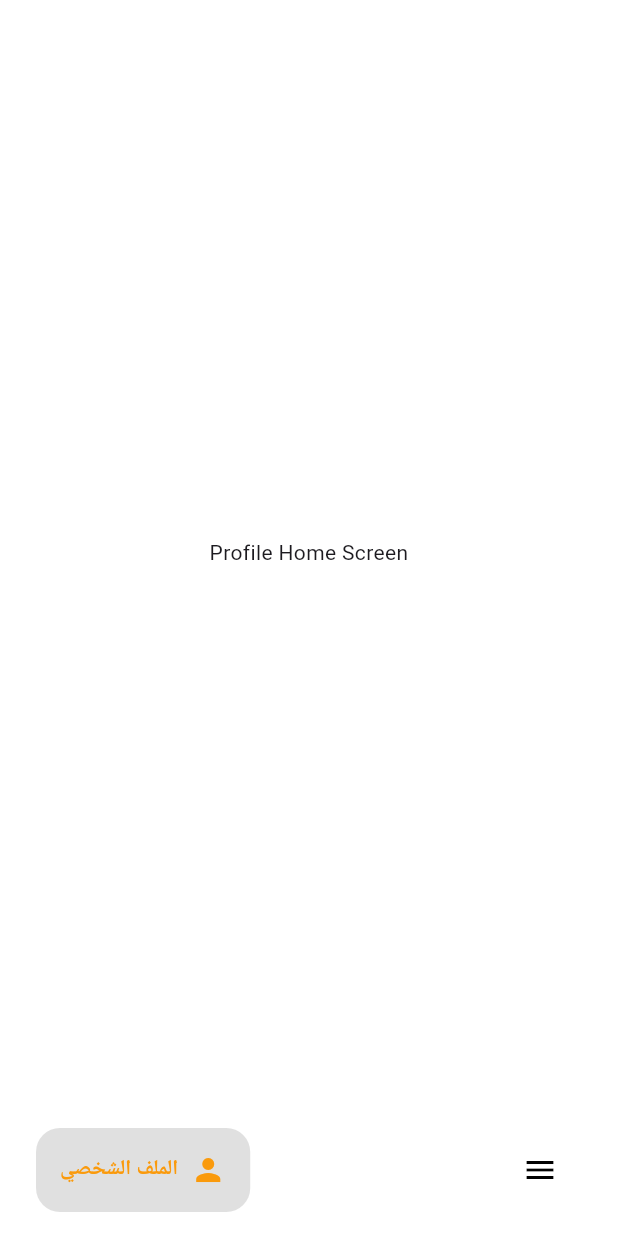
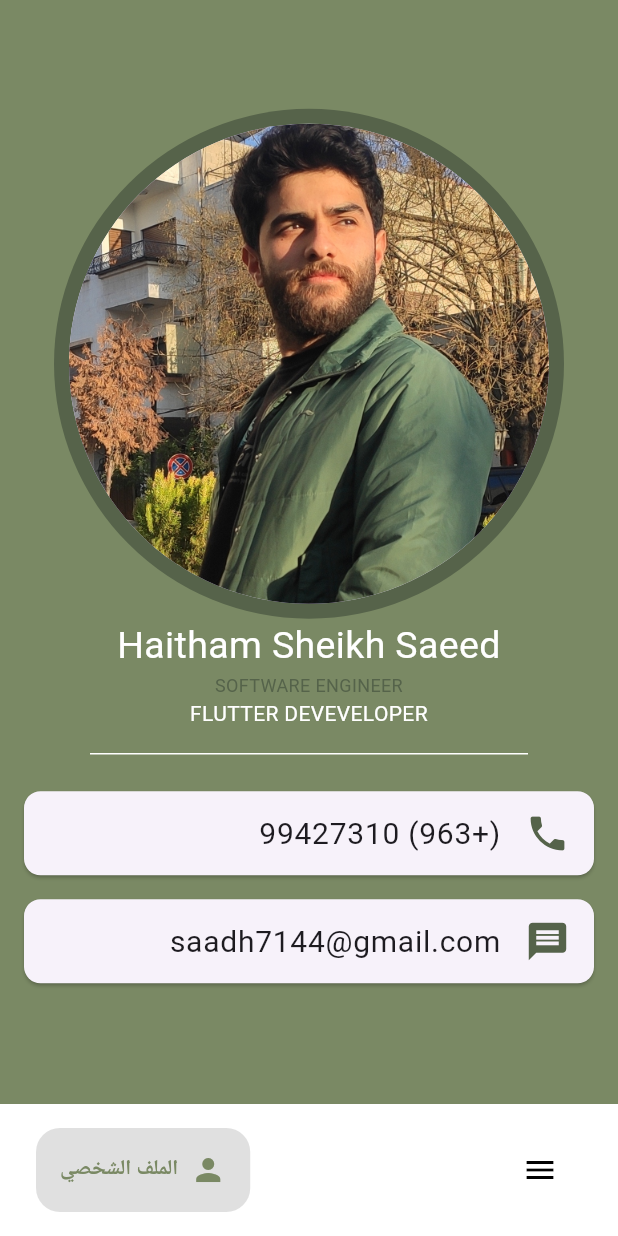
Before and after one commit to H1aitham/Chef-App, a Flutter app: the HomeScreen screen opened by its route, item 2 of the bottom bar chosen, on a phone screen of 412 x 824 dp. Run offline on Flutter 3.47's test engine with Material 3 defaults, Android fonts, the phone set to English and light mode, and no system bars; drawn by our look-alikes of google_nav_bar; our stand-ins replace cached_network_image, dartz, dio, flutter_bloc, flutter_screenutil, flutter_spinkit and 7 more; accounts and stored records are empty; network calls fail; project files that could hold a hidden picture were left out.

Commit message:
add profile

```diff
--- a/assets/translations/ar.json
+++ b/assets/translations/ar.json
@@ -32,7 +32,7 @@
     "please_enter_desc": "من فضلك أدخل وصف صالح",
     "yes": "نعم",
     "no": "لا",
-    "le": "جنيه",
+    "le": "ليرة",
     "addDishToMenu": "إضافة طبق للمنيو",
     "mealName": "اسم الوجبة",
     "mealDesc": "وصف الوجبة",
--- a/lib/core/database/api/api_interceptors.dart
+++ b/lib/core/database/api/api_interceptors.dart
@@ -11,7 +11,7 @@ class ApiInterceptors extends Interceptor {
     options.headers[ApiKeys.token] =
      sl<CacheHelper>().getData(key: ApiKeys.token)
     != null
-        ? 'FOODAPI ${sl<CacheHelper>().getData(key: ApiKeys.token)}'
+        ? 'FOODAPI ${sl<CacheHelper>().getData(key: ApiKeys.token)}' //food with coll api
         : null;
     super.onRequest(options, handler);
   }
--- a/lib/core/utils/app_assets.dart
+++ b/lib/core/utils/app_assets.dart
@@ -6,4 +6,5 @@ class AppAssets{
   static const String imagePicker='${basePath}image_picker.png';
   static const String background='${basePath}backround.png';
   static const String backgroundTwo='${basePath}backround_two.png';
+  static const String profile='${basePath}IMG_20230312_193259.png';
 }
--- a/lib/core/utils/app_colors.dart
+++ b/lib/core/utils/app_colors.dart
@@ -1,7 +1,8 @@
 import 'package:flutter/material.dart';
 
 class AppColors{
-  static const Color primary= Color(0xffFA9A0C);
+   static const Color backgroundColor  = Color(0xff56634A);
+  static const Color primary= Color(0xff7A8964);
   static const Color black= Color.fromRGBO(30, 30, 30, 1);
   static const Color white= Color(0xffFFFFFF);
   static const Color grey= Color(0xff9D9FA0);
--- a/lib/features/profile/presentaion/screen/profile_home_screen.dart
+++ b/lib/features/profile/presentaion/screen/profile_home_screen.dart
@@ -1,3 +1,4 @@
+import 'package:chef_app/core/utils/app_colors.dart';
 import 'package:flutter/material.dart';
 
 class ProfileScreen extends StatelessWidget {
@@ -5,8 +6,76 @@ class ProfileScreen extends StatelessWidget {
 
   @override
   Widget build(BuildContext context) {
-    return const Scaffold(
-      body: Center(child:Text('Profile Home Screen')),
+    return Scaffold(
+
+      backgroundColor: AppColors.primary,
+      body: Column(
+        mainAxisAlignment: MainAxisAlignment.center,
+        children: [
+          const CircleAvatar(
+            radius: 170,
+            backgroundColor: AppColors.backgroundColor,
+            child: CircleAvatar(
+                radius: 160,
+                backgroundImage:
+                    AssetImage('assets/images/IMG_20230312_193259.png')),
+          ),
+          const Text(
+            'Haitham Sheikh Saeed',
+            style: TextStyle(
+              fontSize: 25,
+              color: Colors.white,
+            ),
+          ),
+          const Text(
+            'SOFTWARE ENGINEER',
+            style: TextStyle(color: Color(0xff55634A), fontSize: 12),
+          ),
+          const Text(
+            'FLUTTER DEVEVELOPER',
+            style: TextStyle(color: AppColors.white),
+          ),
+          const Divider(
+            color: AppColors.white,
+            height: 34,
+            thickness: 1,
+            indent: 60,
+            endIndent: 60,
+          ),
+          Card(
+            shape:
+                RoundedRectangleBorder(borderRadius: BorderRadius.circular(11)),
+            margin: const EdgeInsets.symmetric(vertical: 8, horizontal: 16),
+            child: const ListTile(
+              leading: Icon(
+                Icons.phone,
+                color: Color(0xff55634A),
+                size: 30,
+              ),
+              title: Text(
+                '(+963) 99427310',
+                style: TextStyle(fontSize: 20),
+              ),
+            ),
+          ),
+          Card(
+            shape:
+                RoundedRectangleBorder(borderRadius: BorderRadius.circular(11)),
+            margin: const EdgeInsets.symmetric(vertical: 8, horizontal: 16),
+            child: const ListTile(
+              leading: Icon(
+                Icons.message,
+                color: Color(0xff55634A),
+                size: 30,
+              ),
+              title: Text(
+                'saadh7144@gmail.com',
+                style: TextStyle(fontSize: 20),
+              ),
+            ),
+          ),
+        ],
+      ),
     );
   }
 }
```
Also changed, not shown: assets/images/IMG_20230312_193259.png (added), assets/images/image_picker.png.
